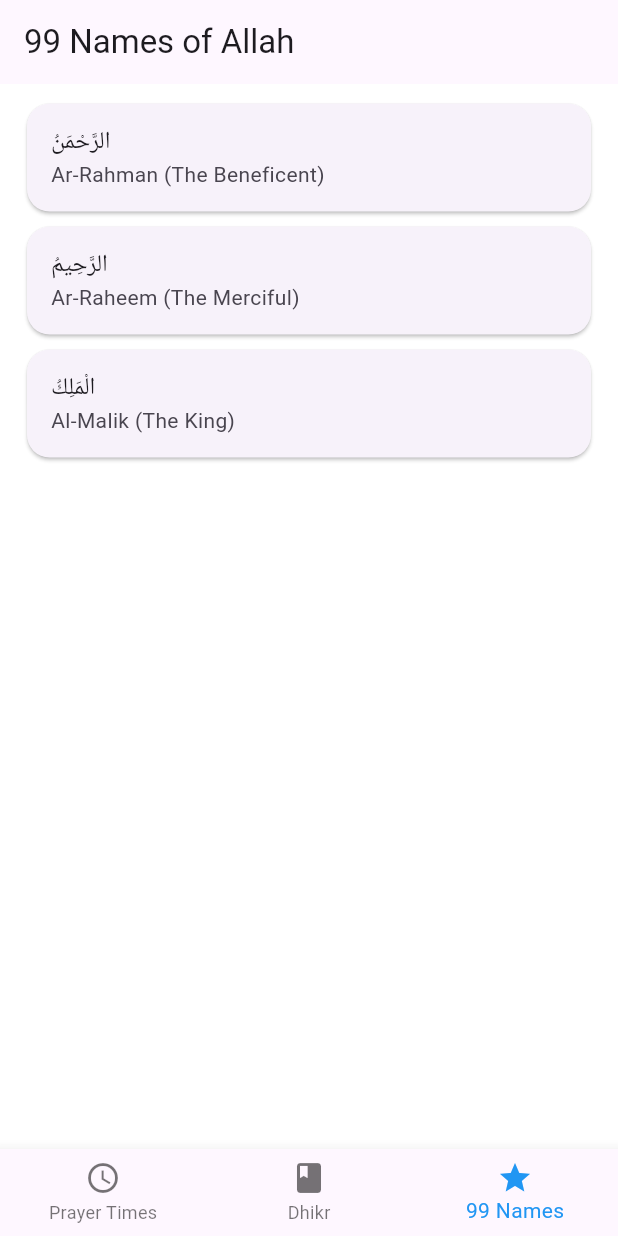
After one commit to essidsolutions/prayertime, a Flutter app: the screen it shows after launch, item 3 of the bottom bar chosen, on a phone screen of 412 x 824 dp. The commit adds this screen. Run offline on Flutter 3.47's test engine with Material 3 defaults, Android fonts, the phone set to English and light mode, and no system bars; our stand-ins replace location.

Commit message:
add ALLAH Names

```diff
--- a/lib/main.dart
+++ b/lib/main.dart
@@ -1,6 +1,7 @@
 import 'package:flutter/material.dart';
 import 'screens/prayer_times_screen.dart';
 import 'screens/dhikr_screen.dart';
+import 'screens/allah_names_screen.dart';
 
 void main() {
   runApp(PrayerApp());
@@ -10,11 +11,61 @@ class PrayerApp extends StatelessWidget {
   @override
   Widget build(BuildContext context) {
     return MaterialApp(
-      title: 'Prayer Times & Dhikr',
+      title: 'Prayer Times - Salat',
       theme: ThemeData(
         primarySwatch: Colors.blue,
+        scaffoldBackgroundColor: Colors.white, // Set background color to white
       ),
-      home: PrayerTimesScreen(),
+      home: HomeScreen(),
     );
   }
 }
+
+class HomeScreen extends StatefulWidget {
+  @override
+  _HomeScreenState createState() => _HomeScreenState();
+}
+
+class _HomeScreenState extends State<HomeScreen> {
+  int _selectedIndex = 0;
+
+  static List<Widget> _widgetOptions = <Widget>[
+    PrayerTimesScreen(),
+    DhikrScreen(),
+    AllahNamesScreen(), // Add the new screen here
+  ];
+
+  void _onItemTapped(int index) {
+    setState(() {
+      _selectedIndex = index;
+    });
+  }
+
+  @override
+  Widget build(BuildContext context) {
+    return Scaffold(
+      body: Center(
+        child: _widgetOptions.elementAt(_selectedIndex),
+      ),
+      bottomNavigationBar: BottomNavigationBar(
+        items: const <BottomNavigationBarItem>[
+          BottomNavigationBarItem(
+            icon: Icon(Icons.access_time),
+            label: 'Prayer Times',
+          ),
+          BottomNavigationBarItem(
+            icon: Icon(Icons.book),
+            label: 'Dhikr',
+          ),
+          BottomNavigationBarItem(
+            icon: Icon(Icons.star),
+            label: '99 Names',
+          ),
+        ],
+        currentIndex: _selectedIndex,
+        selectedItemColor: Colors.blue,
+        onTap: _onItemTapped,
+      ),
+    );
+  }
+}
--- /dev/null
+++ b/lib/screens/allah_names_screen.dart
@@ -0,0 +1,35 @@
+import 'package:flutter/material.dart';
+
+class AllahNamesScreen extends StatelessWidget {
+  final List<Map<String, String>> namesOfAllah = [
+    {'arabic': 'الرَّحْمَنُ', 'english': 'Ar-Rahman (The Beneficent)'},
+    {'arabic': 'الرَّحِيمُ', 'english': 'Ar-Raheem (The Merciful)'},
+    {'arabic': 'الْمَلِكُ', 'english': 'Al-Malik (The King)'},
+    // Add all 99 names here
+  ];
+
+  @override
+  Widget build(BuildContext context) {
+    return Scaffold(
+      appBar: AppBar(
+        title: Text('99 Names of Allah'),
+      ),
+      body: ListView.builder(
+        padding: EdgeInsets.all(8.0),
+        itemCount: namesOfAllah.length,
+        itemBuilder: (context, index) {
+          return Card(
+            shape: RoundedRectangleBorder(
+              borderRadius: BorderRadius.circular(15.0),
+            ),
+            margin: EdgeInsets.symmetric(vertical: 5.0, horizontal: 10.0),
+            child: ListTile(
+              title: Text(namesOfAllah[index]['arabic']!),
+              subtitle: Text(namesOfAllah[index]['english']!),
+            ),
+          );
+        },
+      ),
+    );
+  }
+}
```
Also changed, not shown: lib/screens/dhikr_screen.dart (+10 -3 lines), lib/screens/prayer_times_screen.dart (+21 -20 lines), 1 other file.
